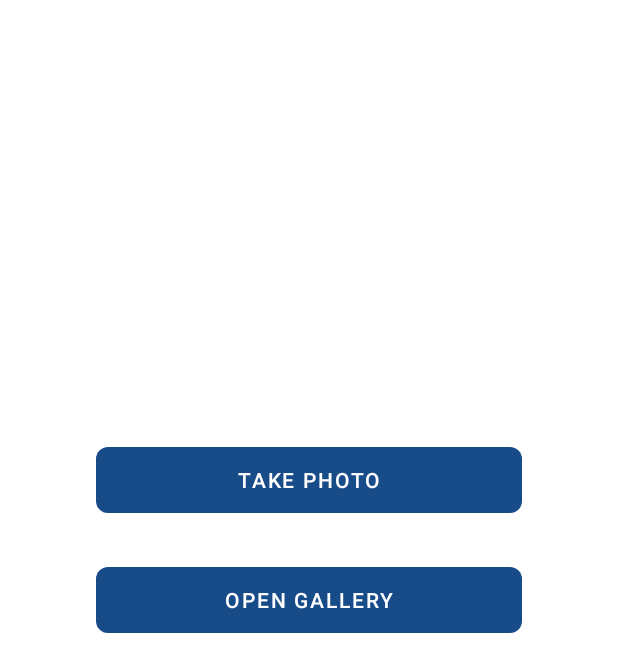
After one commit to mandiriwhatthehackorg/wth-team-47, an Android app: the SubmitKtpActivity screen opened directly, with no data from a screen before it, on a phone screen of 412 x 824 dp. The commit adds this screen. Shown: the top 672 px of the screen. Run offline under Robolectric (Android 15) with nearby library versions, the phone set to English and light mode, and no system bars; our stand-ins replace RxJava, Timber, data binding.

Commit message:
Add submit ktp page

```diff
--- a/app/build.gradle
+++ b/app/build.gradle
@@ -46,6 +46,8 @@ dependencies {
   implementation "org.koin:koin-androidx-viewmodel:$koin_version"
   implementation "org.koin:koin-androidx-ext:$koin_version"
 
+  implementation 'com.karumi:dexter:5.0.0'
+
   implementation "com.squareup.okhttp3:okhttp:$okhttp_version"
   implementation "com.squareup.okhttp3:logging-interceptor:$okhttp_version"
   implementation "com.squareup.retrofit2:retrofit:$retrofit_version"
@@ -69,10 +71,10 @@ dependencies {
 
 /*
  * *
- *  * Created by Wellsen on 7/12/19 4:54 PM
+ *  * Created by Wellsen on 7/14/19 9:31 AM
  *  * for Mandiri What The Hack Hackathon
  *  * Copyright (c) 2019 . All rights reserved.
- *  * Last modified 7/12/19 4:37 PM
+ *  * Last modified 7/14/19 9:25 AM
  *
  */
 
--- a/app/src/main/java/com/wellsen/mandiri/whatthehack/android/data/remote/api/ClientApi.kt
+++ b/app/src/main/java/com/wellsen/mandiri/whatthehack/android/data/remote/api/ClientApi.kt
@@ -1,9 +1,9 @@
 /*
  * *
- *  * Created by Wellsen on 7/13/19 9:53 AM
+ *  * Created by Wellsen on 7/14/19 9:31 AM
  *  * for Mandiri What The Hack Hackathon
  *  * Copyright (c) 2019 . All rights reserved.
- *  * Last modified 7/13/19 9:01 AM
+ *  * Last modified 7/14/19 9:11 AM
  *
  */
 
@@ -19,9 +19,13 @@ import com.wellsen.mandiri.whatthehack.android.data.remote.response.OtpResendRes
 import com.wellsen.mandiri.whatthehack.android.data.remote.response.OtpValidationResponse
 import com.wellsen.mandiri.whatthehack.android.data.remote.response.RegisterResponse
 import com.wellsen.mandiri.whatthehack.android.data.remote.response.SubmitDataResponse
+import com.wellsen.mandiri.whatthehack.android.data.remote.response.SubmitKtpResponse
 import io.reactivex.Single
+import okhttp3.MultipartBody
 import retrofit2.http.Body
+import retrofit2.http.Multipart
 import retrofit2.http.POST
+import retrofit2.http.Part
 
 interface ClientApi {
 
@@ -40,4 +44,8 @@ interface ClientApi {
   @POST("submitData")
   fun submitData(@Body request: SubmitDataRequest): Single<SubmitDataResponse>
 
+  @Multipart
+  @POST("submitImageKTP")
+  fun submitKtp(@Part filePart: MultipartBody.Part): Single<SubmitKtpResponse>
+
 }
--- /dev/null
+++ b/app/src/main/java/com/wellsen/mandiri/whatthehack/android/data/remote/response/SubmitKtpResponse.kt
@@ -0,0 +1,16 @@
+/*
+ * *
+ *  * Created by Wellsen on 7/14/19 9:31 AM
+ *  * for Mandiri What The Hack Hackathon
+ *  * Copyright (c) 2019 . All rights reserved.
+ *  * Last modified 7/14/19 9:09 AM
+ *
+ */
+
+package com.wellsen.mandiri.whatthehack.android.data.remote.response
+
+data class SubmitKtpResponse(
+
+  val response: String
+
+)
--- a/app/src/main/java/com/wellsen/mandiri/whatthehack/android/module/ViewModelModule.kt
+++ b/app/src/main/java/com/wellsen/mandiri/whatthehack/android/module/ViewModelModule.kt
@@ -1,9 +1,9 @@
 /*
  * *
- *  * Created by Wellsen on 7/14/19 8:30 AM
+ *  * Created by Wellsen on 7/14/19 9:31 AM
  *  * for Mandiri What The Hack Hackathon
  *  * Copyright (c) 2019 . All rights reserved.
- *  * Last modified 7/14/19 8:08 AM
+ *  * Last modified 7/14/19 9:07 AM
  *
  */
 
@@ -15,6 +15,7 @@ import com.wellsen.mandiri.whatthehack.android.ui.otp.OtpViewModel
 import com.wellsen.mandiri.whatthehack.android.ui.register.RegisterViewModel
 import com.wellsen.mandiri.whatthehack.android.ui.resetpass.ResetPassViewModel
 import com.wellsen.mandiri.whatthehack.android.ui.submitdata.SubmitDataViewModel
+import com.wellsen.mandiri.whatthehack.android.ui.submitktp.SubmitKtpViewModel
 import org.koin.androidx.viewmodel.dsl.viewModel
 import org.koin.dsl.module
 
@@ -24,5 +25,6 @@ val viewModelModule = module {
   viewModel { RegisterViewModel(get(), get(), get(), get(), get()) }
   viewModel { OtpViewModel(get()) }
   viewModel { SubmitDataViewModel(get(), get(), get()) }
+  viewModel { SubmitKtpViewModel(get()) }
   viewModel { OnboardingViewModel() }
 }
--- a/app/src/main/java/com/wellsen/mandiri/whatthehack/android/ui/submitdata/SubmitDataActivity.kt
+++ b/app/src/main/java/com/wellsen/mandiri/whatthehack/android/ui/submitdata/SubmitDataActivity.kt
@@ -1,14 +1,15 @@
 /*
  * *
- *  * Created by Wellsen on 7/14/19 8:30 AM
+ *  * Created by Wellsen on 7/14/19 9:31 AM
  *  * for Mandiri What The Hack Hackathon
  *  * Copyright (c) 2019 . All rights reserved.
- *  * Last modified 7/14/19 8:30 AM
+ *  * Last modified 7/14/19 9:17 AM
  *
  */
 
 package com.wellsen.mandiri.whatthehack.android.ui.submitdata
 
+import android.content.Intent
 import android.os.Bundle
 import android.widget.Toast
 import androidx.annotation.LayoutRes
@@ -17,6 +18,7 @@ import com.wellsen.mandiri.whatthehack.android.R
 import com.wellsen.mandiri.whatthehack.android.data.model.Status
 import com.wellsen.mandiri.whatthehack.android.databinding.ActivitySubmitDataBinding
 import com.wellsen.mandiri.whatthehack.android.ui.BindingActivity
+import com.wellsen.mandiri.whatthehack.android.ui.submitktp.SubmitKtpActivity
 import com.wellsen.mandiri.whatthehack.android.util.extension.afterTextChanged
 import org.koin.androidx.viewmodel.ext.android.getViewModel
 import timber.log.Timber
@@ -48,6 +50,7 @@ class SubmitDataActivity : BindingActivity<ActivitySubmitDataBinding>() {
       if (it.code == Status.ERROR) {
 
         Toast.makeText(this@SubmitDataActivity, it.message, Toast.LENGTH_LONG).show()
+        startActivity(Intent(this, SubmitKtpActivity::class.java))
 
       } else {
 
--- /dev/null
+++ b/app/src/main/java/com/wellsen/mandiri/whatthehack/android/ui/submitktp/SubmitKtpActivity.kt
@@ -0,0 +1,62 @@
+/*
+ * *
+ *  * Created by Wellsen on 7/14/19 9:31 AM
+ *  * for Mandiri What The Hack Hackathon
+ *  * Copyright (c) 2019 . All rights reserved.
+ *  * Last modified 7/14/19 9:30 AM
+ *
+ */
+
+package com.wellsen.mandiri.whatthehack.android.ui.submitktp
+
+import android.content.Intent
+import android.os.Bundle
+import android.widget.Toast
+import androidx.annotation.LayoutRes
+import androidx.lifecycle.Observer
+import com.wellsen.mandiri.whatthehack.android.R
+import com.wellsen.mandiri.whatthehack.android.data.model.Status
+import com.wellsen.mandiri.whatthehack.android.databinding.ActivitySubmitKtpBinding
+import com.wellsen.mandiri.whatthehack.android.ui.BindingActivity
+import org.koin.androidx.viewmodel.ext.android.getViewModel
+import timber.log.Timber
+
+class SubmitKtpActivity : BindingActivity<ActivitySubmitKtpBinding>() {
+
+  @LayoutRes
+  override fun getLayoutResId() = R.layout.activity_submit_ktp
+
+  override fun onCreate(savedInstanceState: Bundle?) {
+    super.onCreate(savedInstanceState)
+
+    binding.vm = getViewModel()
+    binding.lifecycleOwner = this
+
+    val vm = binding.vm as SubmitKtpViewModel
+    vm.status.observe(this@SubmitKtpActivity, Observer {
+
+      if (it.code == Status.ERROR) {
+
+        Toast.makeText(this@SubmitKtpActivity, it.message, Toast.LENGTH_LONG).show()
+        startActivity(Intent(this, SubmitKtpActivity::class.java))
+
+      } else {
+
+        // Proceed submit Photo
+        Timber.d("Proceed submit Photo")
+
+      }
+
+    })
+
+    binding.btnTakePhoto.setOnClickListener {
+
+    }
+
+    binding.btnOpenGallery.setOnClickListener {
+
+    }
+
+  }
+
+}
--- /dev/null
+++ b/app/src/main/java/com/wellsen/mandiri/whatthehack/android/ui/submitktp/SubmitKtpViewModel.kt
@@ -0,0 +1,60 @@
+/*
+ * *
+ *  * Created by Wellsen on 7/14/19 9:31 AM
+ *  * for Mandiri What The Hack Hackathon
+ *  * Copyright (c) 2019 . All rights reserved.
+ *  * Last modified 7/14/19 9:30 AM
+ *
+ */
+
+package com.wellsen.mandiri.whatthehack.android.ui.submitktp
+
+import android.view.View
+import androidx.lifecycle.MutableLiveData
+import com.wellsen.mandiri.whatthehack.android.adapter.NonNullMutableLiveData
+import com.wellsen.mandiri.whatthehack.android.data.model.Status
+import com.wellsen.mandiri.whatthehack.android.data.remote.api.ClientApi
+import com.wellsen.mandiri.whatthehack.android.data.remote.response.SubmitKtpResponse
+import com.wellsen.mandiri.whatthehack.android.ui.BaseViewModel
+import timber.log.Timber
+
+class SubmitKtpViewModel(
+  private val clientApi: ClientApi
+) : BaseViewModel() {
+
+  var pbVisibility: NonNullMutableLiveData<Int> =
+    NonNullMutableLiveData(View.INVISIBLE)
+  var status = MutableLiveData<Status>()
+
+  fun submitKtp() {
+//    @Suppress("UnstableApiUsage")
+//    add(
+//      clientApi.submitKtp().with()
+//        .doOnSubscribe { onSubmitKtpStart() }
+//        .doOnTerminate { onSubmitKtpFinish() }
+//        .subscribe(
+//          { onSubmitKtpSuccess(it) },
+//          { onSubmitKtpError(it) }
+//        )
+//    )
+  }
+
+  private fun onSubmitKtpStart() {
+    pbVisibility.value = View.VISIBLE
+  }
+
+  private fun onSubmitKtpFinish() {
+    pbVisibility.value = View.GONE
+  }
+
+  private fun onSubmitKtpSuccess(response: SubmitKtpResponse) {
+    Timber.d(response.response)
+    status.value = Status(Status.SUCCESS)
+  }
+
+  private fun onSubmitKtpError(t: Throwable) {
+    Timber.e(t)
+    status.value = Status(Status.ERROR, t.localizedMessage)
+  }
+
+}
--- /dev/null
+++ b/app/src/main/res/layout/activity_submit_ktp.xml
@@ -0,0 +1,95 @@
+<?xml version="1.0" encoding="utf-8"?>
+<!--
+  ~ /**
+  ~  * Created by Wellsen on 7/14/19 9:31 AM
+  ~  * for Mandiri What The Hack Hackathon
+  ~  * Copyright (c) 2019 . All rights reserved.
+  ~  * Last modified 7/14/19 9:05 AM
+  ~  */
+  -->
+
+<layout xmlns:android="http://schemas.android.com/apk/res/android"
+    xmlns:app="http://schemas.android.com/apk/res-auto"
+    xmlns:tools="http://schemas.android.com/tools"
+    >
+
+  <data>
+    <variable
+        name="vm"
+        type="com.wellsen.mandiri.whatthehack.android.ui.submitktp.SubmitKtpViewModel"
+        />
+  </data>
+
+  <FrameLayout
+      android:layout_width="match_parent"
+      android:layout_height="match_parent"
+      android:paddingBottom="@dimen/activity_vertical_margin"
+      android:paddingLeft="@dimen/activity_horizontal_margin"
+      android:paddingRight="@dimen/activity_horizontal_margin"
+      android:paddingTop="@dimen/activity_vertical_margin"
+      tools:context=".ui.submitktp.SubmitKtpActivity"
+      >
+
+    <androidx.constraintlayout.widget.ConstraintLayout
+        android:id="@+id/cl"
+        android:layout_width="match_parent"
+        android:layout_height="wrap_content"
+        android:layout_gravity="center"
+        android:layout_marginBottom="?attr/actionBarSize"
+        >
+
+      <com.google.android.material.button.MaterialButton
+          android:id="@+id/btn_take_photo"
+          android:layout_width="0dp"
+          android:layout_height="?attr/actionBarSize"
+          android:layout_marginEnd="48dp"
+          android:layout_marginStart="48dp"
+          android:layout_marginTop="24dp"
+          android:enabled="false"
+          android:text="@string/action_take_photo"
+          android:textColor="@android:color/white"
+          app:layout_constraintEnd_toEndOf="parent"
+          app:layout_constraintStart_toStartOf="parent"
+          app:layout_constraintTop_toTopOf="parent"
+          app:cornerRadius="8dp"
+          style="@style/Button"
+          />
+
+      <com.google.android.material.button.MaterialButton
+          android:id="@+id/btn_open_gallery"
+          android:layout_width="0dp"
+          android:layout_height="?attr/actionBarSize"
+          android:layout_marginEnd="48dp"
+          android:layout_marginStart="48dp"
+          android:layout_marginTop="24dp"
+          android:enabled="false"
+          android:text="@string/action_open_gallery"
+          android:textColor="@android:color/white"
+          app:layout_constraintEnd_toEndOf="parent"
+          app:layout_constraintStart_toStartOf="parent"
+          app:layout_constraintTop_toBottomOf="@+id/btn_take_photo"
+          app:cornerRadius="8dp"
+          style="@style/Button"
+          />
+
+      <ProgressBar
+          android:id="@+id/pb"
+          android:layout_width="wrap_content"
+          android:layout_height="wrap_content"
+          android:layout_gravity="center"
+          android:layout_marginBottom="64dp"
+          android:layout_marginEnd="32dp"
+          android:layout_marginStart="32dp"
+          android:layout_marginTop="64dp"
+          android:visibility="@{safeUnbox(vm.pbVisibility)}"
+          app:layout_constraintBottom_toBottomOf="parent"
+          app:layout_constraintEnd_toEndOf="parent"
+          app:layout_constraintStart_toStartOf="parent"
+          app:layout_constraintTop_toTopOf="parent"
+          tools:visibility="visible"
+          />
+    </androidx.constraintlayout.widget.ConstraintLayout>
+
+  </FrameLayout>
+
+</layout>
--- a/app/src/main/res/values/strings.xml
+++ b/app/src/main/res/values/strings.xml
@@ -1,9 +1,9 @@
 <!--
   ~ /**
-  ~  * Created by Wellsen on 7/14/19 8:30 AM
+  ~  * Created by Wellsen on 7/14/19 9:31 AM
   ~  * for Mandiri What The Hack Hackathon
   ~  * Copyright (c) 2019 . All rights reserved.
-  ~  * Last modified 7/14/19 7:35 AM
+  ~  * Last modified 7/14/19 9:03 AM
   ~  */
   -->
 
@@ -30,6 +30,8 @@
   <string name="action_register">Register</string>
   <string name="action_resend">Resend OTP</string>
   <string name="action_submit_data">Submit Data</string>
+  <string name="action_take_photo">Take Photo</string>
+  <string name="action_open_gallery">Open Gallery</string>
   <string name="invalid_email">Invalid email</string>
   <string name="invalid_nik">NIK must be 16 characters</string>
   <string name="invalid_phone">Phone must be 10 to 13 characters</string>
```
Also changed, not shown: app/src/main/AndroidManifest.xml (+9 -2 lines).
